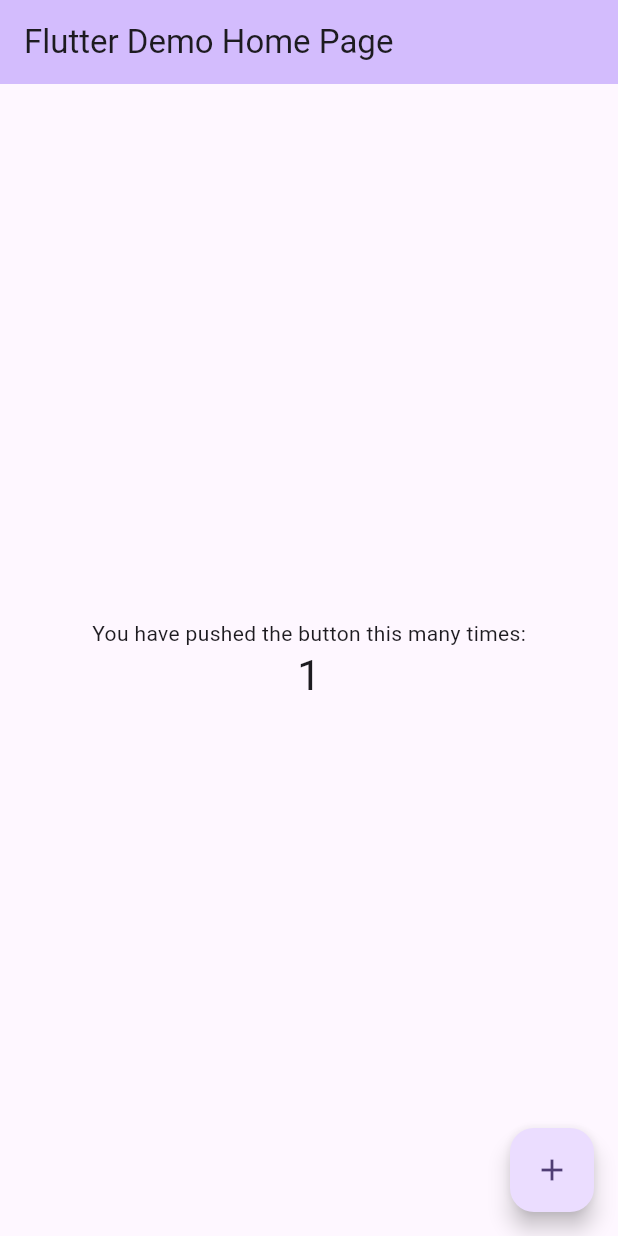
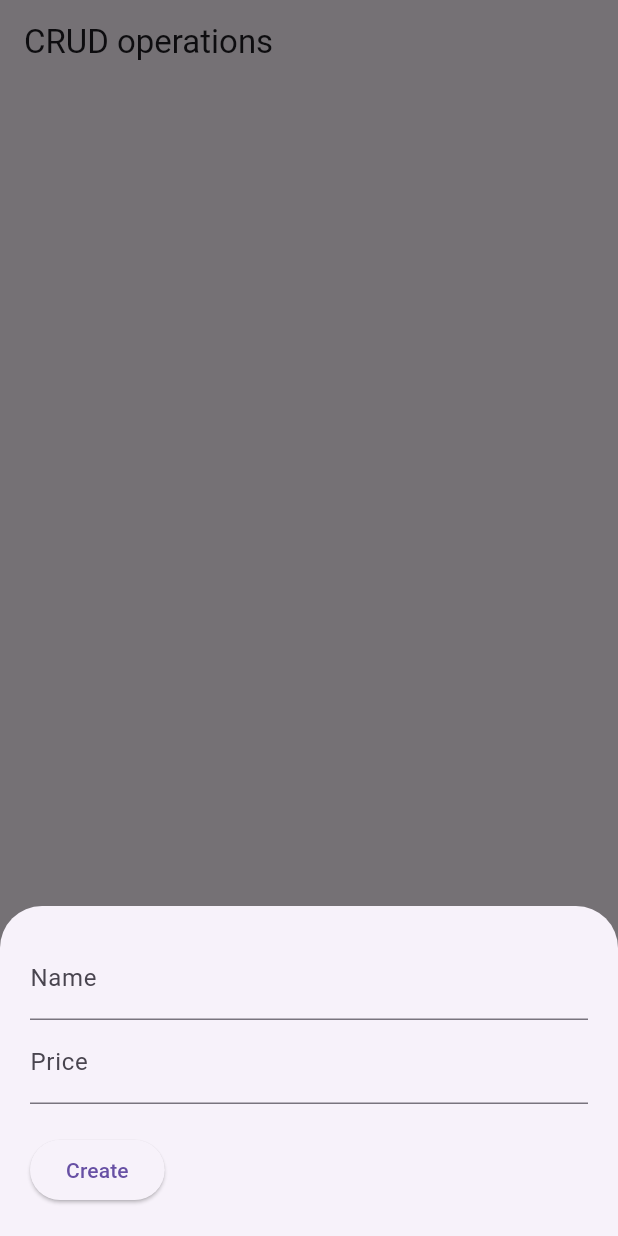
Before and after one commit to digoabari1/ica11, a Flutter app: the screen it shows after launch, after a tap on the "add" icon, on a phone screen of 412 x 824 dp. Run offline on Flutter 3.47's test engine with Material 3 defaults, Android fonts, the phone set to English and light mode, and no system bars; our stand-ins replace cloud_firestore, firebase_core; accounts and stored records are empty.

Commit message:
delete feature

```diff
--- a/lib/main.dart
+++ b/lib/main.dart
@@ -1,122 +1,166 @@
 import 'package:flutter/material.dart';
-
-void main() {
+import 'package:firebase_core/firebase_core.dart';
+import 'package:cloud_firestore/cloud_firestore.dart';
+import 'firebase_options.dart';
+void main() async {
+  WidgetsFlutterBinding.ensureInitialized();
+  await Firebase.initializeApp(
+    options: DefaultFirebaseOptions.currentPlatform,
+  );
   runApp(const MyApp());
 }
-
 class MyApp extends StatelessWidget {
-  const MyApp({super.key});
-
-  // This widget is the root of your application.
+  const MyApp({Key? key}) : super(key: key);
   @override
   Widget build(BuildContext context) {
-    return MaterialApp(
-      title: 'Flutter Demo',
-      theme: ThemeData(
-        // This is the theme of your application.
-        //
-        // TRY THIS: Try running your application with "flutter run". You'll see
-        // the application has a purple toolbar. Then, without quitting the app,
-        // try changing the seedColor in the colorScheme below to Colors.green
-        // and then invoke "hot reload" (save your changes or press the "hot
-        // reload" button in a Flutter-supported IDE, or press "r" if you used
-        // the command line to start the app).
-        //
-        // Notice that the counter didn't reset back to zero; the application
-        // state is not lost during the reload. To reset the state, use hot
-        // restart instead.
-        //
-        // This works for code too, not just values: Most code changes can be
-        // tested with just a hot reload.
-        colorScheme: ColorScheme.fromSeed(seedColor: Colors.deepPurple),
-      ),
-      home: const MyHomePage(title: 'Flutter Demo Home Page'),
+    return const MaterialApp(
+// Remove the debug banner
+      debugShowCheckedModeBanner: false,
+      title: 'Test',
+      home: HomePage(),
     );
   }
 }
-
-class MyHomePage extends StatefulWidget {
-  const MyHomePage({super.key, required this.title});
-
-  // This widget is the home page of your application. It is stateful, meaning
-  // that it has a State object (defined below) that contains fields that affect
-  // how it looks.
-
-  // This class is the configuration for the state. It holds the values (in this
-  // case the title) provided by the parent (in this case the App widget) and
-  // used by the build method of the State. Fields in a Widget subclass are
-  // always marked "final".
-
-  final String title;
-
+class HomePage extends StatefulWidget {
+  const HomePage({Key? key}) : super(key: key);
   @override
-  State<MyHomePage> createState() => _MyHomePageState();
+  State<HomePage> createState() => _HomePageState();
 }
-
-class _MyHomePageState extends State<MyHomePage> {
-  int _counter = 0;
-
-  void _incrementCounter() {
-    setState(() {
-      // This call to setState tells the Flutter framework that something has
-      // changed in this State, which causes it to rerun the build method below
-      // so that the display can reflect the updated values. If we changed
-      // _counter without calling setState(), then the build method would not be
-      // called again, and so nothing would appear to happen.
-      _counter++;
+class _HomePageState extends State<HomePage> {
+// text fields' controllers
+  final TextEditingController _nameController = TextEditingController();
+  final TextEditingController _priceController = TextEditingController();
+  final CollectionReference _products =
+  FirebaseFirestore.instance.collection('products');
+  Future<void> _createOrUpdate([DocumentSnapshot? documentSnapshot]) async
+  {
+    String action = 'create';
+    if (documentSnapshot != null) {
+      action = 'update';
+      _nameController.text = documentSnapshot['name'];
+      _priceController.text = documentSnapshot['price'].toString();
+    }
+    await showModalBottomSheet(
+        isScrollControlled: true,
+        context: context,
+        builder: (BuildContext ctx) {
+      return Padding(
+        padding: EdgeInsets.only(
+          top: 20,
+          left: 20,
+          right: 20,
+          bottom: MediaQuery.of(ctx).viewInsets.bottom + 20,
+        ),
+        child: Column(
+          mainAxisSize: MainAxisSize.min,
+          crossAxisAlignment: CrossAxisAlignment.start,
+          children: [
+            TextField(
+              controller: _nameController,
+              decoration: const InputDecoration(labelText: 'Name'),
+            ),
+            TextField(
+              keyboardType: TextInputType.numberWithOptions(decimal:
+              true),
+              controller: _priceController,
+              decoration: const InputDecoration(
+                labelText: 'Price',
+              ),
+            ),
+            const SizedBox(
+              height: 20,
+            ),
+            ElevatedButton(
+              child: Text(action == 'create' ? 'Create' : 'Update'),
+              onPressed: () async {
+                String name = _nameController.text;
+                double price = double.parse(_priceController.text);
+                if (name.isNotEmpty && price != null) {
+                  if (action == 'create') {
+// Persist a new product to Firestore
+                    await _products.add({"name": name, "price": price});
+                  }
+                  if (action == 'update') {
+// Update the product
+                    await _products.doc(documentSnapshot!.id).update({
+                      "name": name,
+                      "price": price,
                     });
                   }
-
+                  _nameController.text = '';
+                  _priceController.text = '';
+                  Navigator.of(context).pop();
+                }
+              },
+            )
+          ],
+        ),
+      );
+        },
+    );
+  }
+// Deleting a product by id
+  Future<void> _deleteProduct(String productId) async {
+    await _products.doc(productId).delete();
+    ScaffoldMessenger.of(context).showSnackBar(
+      const SnackBar(
+        content: Text('You have successfully deleted a product'),
+      ),
+    );
+  }
   @override
   Widget build(BuildContext context) {
-    // This method is rerun every time setState is called, for instance as done
-    // by the _incrementCounter method above.
-    //
-    // The Flutter framework has been optimized to make rerunning build methods
-    // fast, so that you can just rebuild anything that needs updating rather
-    // than having to individually change instances of widgets.
     return Scaffold(
         appBar: AppBar(
-        // TRY THIS: Try changing the color here to a specific color (to
-        // Colors.amber, perhaps?) and trigger a hot reload to see the AppBar
-        // change color while the other colors stay the same.
-        backgroundColor: Theme.of(context).colorScheme.inversePrimary,
-        // Here we take the value from the MyHomePage object that was created by
-        // the App.build method, and use it to set our appbar title.
-        title: Text(widget.title),
+          title: const Text('CRUD operations'),
         ),
-      body: Center(
-        // Center is a layout widget. It takes a single child and positions it
-        // in the middle of the parent.
-        child: Column(
-          // Column is also a layout widget. It takes a list of children and
-          // arranges them vertically. By default, it sizes itself to fit its
-          // children horizontally, and tries to be as tall as its parent.
-          //
-          // Column has various properties to control how it sizes itself and
-          // how it positions its children. Here we use mainAxisAlignment to
-          // center the children vertically; the main axis here is the vertical
-          // axis because Columns are vertical (the cross axis would be
-          // horizontal).
-          //
-          // TRY THIS: Invoke "debug painting" (choose the "Toggle Debug Paint"
-          // action in the IDE, or press "p" in the console), to see the
-          // wireframe for each widget.
-          mainAxisAlignment: MainAxisAlignment.center,
-          children: <Widget>[
-            const Text('You have pushed the button this many times:'),
-            Text(
-              '$_counter',
-              style: Theme.of(context).textTheme.headlineMedium,
+// Using StreamBuilder to display all products from Firestore inreal-time
+        body: StreamBuilder(
+        stream: _products.snapshots(),
+    builder: (context, AsyncSnapshot<QuerySnapshot> streamSnapshot) {
+    if (streamSnapshot.hasData) {
+    return ListView.builder(
+    itemCount: streamSnapshot.data!.docs.length,
+    itemBuilder: (context, index) {
+    final DocumentSnapshot documentSnapshot =
+    streamSnapshot.data!.docs[index];
+    return Card(
+    margin: const EdgeInsets.all(10),
+    child: ListTile(
+    title: Text(documentSnapshot['name']),
+    subtitle: Text(documentSnapshot['price'].toString()),
+    trailing: SizedBox(
+    width: 100,
+    child: Row(
+    children: [
+    IconButton(
+    icon: const Icon(Icons.edit),
+    onPressed: () =>
+    _createOrUpdate(documentSnapshot),
+    ),
+    IconButton(
+    icon: const Icon(Icons.delete),
+    onPressed: () =>
+    _deleteProduct(documentSnapshot.id),
     ),
     ],
     ),
     ),
+    ),
+    );
+    },
+    );
+    }
+    return const Center(
+    child: CircularProgressIndicator(),
+    );
+    },
+    ),
+// Add new product
     floatingActionButton: FloatingActionButton(
-        onPressed: _incrementCounter,
-        tooltip: 'Increment',
+    onPressed: () => _createOrUpdate(),
     child: const Icon(Icons.add),
-      ), // This trailing comma makes auto-formatting nicer for build methods.
+    ),
     );
   }
 }
--- a/pubspec.yaml
+++ b/pubspec.yaml
@@ -2,7 +2,7 @@
 description: "A new Flutter project."
 # The following line prevents the package from being accidentally published to
 # pub.dev using `flutter pub publish`. This is preferred for private packages.
-publish_to: 'none' # Remove this line if you wish to publish to pub.dev
+publish_to: "none" # Remove this line if you wish to publish to pub.dev
 
 # The following defines the version and build number for your application.
 # A version number is three numbers separated by dots, like 1.2.43
@@ -30,6 +30,8 @@
 dependencies:
   flutter:
     sdk: flutter
+  firebase_core: ^2.19.0
+  cloud_firestore: ^4.12.0
 
   # The following adds the Cupertino Icons font to your application.
   # Use with the CupertinoIcons class for iOS style icons.
@@ -51,7 +53,6 @@
 
 # The following section is specific to Flutter packages.
 flutter:
-
   # The following line ensures that the Material Icons font is
   # included with your application, so that you can use the icons in
   # the material Icons class.
```
Also changed, not shown: firebase.json (added), lib/firebase_options.dart (added), pubspec.lock, 16 other files. Lines whose indentation alone changed are shown as unchanged.
